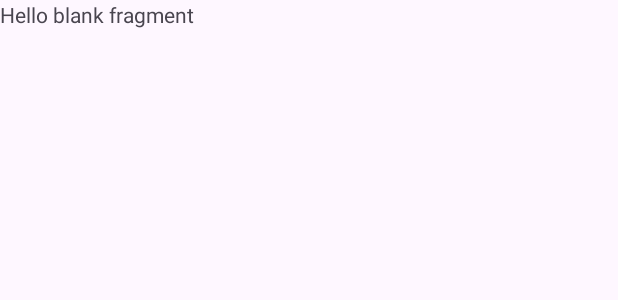
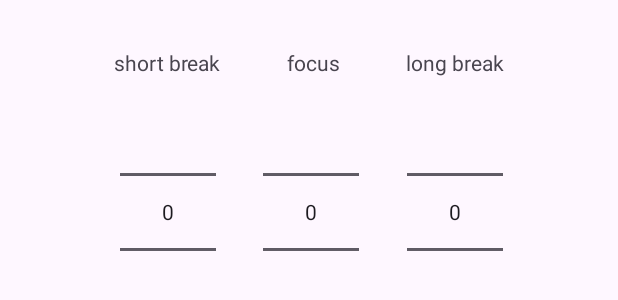
Before and after one commit to pbblerico/Pomodoro-App, an Android app: the layout fragment_settings.xml on its own in the app's theme, with its tools: preview values and no code run, on a phone screen of 412 x 824 dp. Shown: the top 300 px of the screen. Run offline under Robolectric (Android 15) with nearby library versions, the phone set to English and light mode, and no system bars.

Commit message:
setting screen add, chips in Timer

```diff
--- a/app/src/main/res/layout/fragment_settings.xml
+++ b/app/src/main/res/layout/fragment_settings.xml
@@ -1,14 +1,66 @@
 <?xml version="1.0" encoding="utf-8"?>
-<FrameLayout xmlns:android="http://schemas.android.com/apk/res/android"
+<androidx.constraintlayout.widget.ConstraintLayout xmlns:android="http://schemas.android.com/apk/res/android"
+    xmlns:app="http://schemas.android.com/apk/res-auto"
     xmlns:tools="http://schemas.android.com/tools"
     android:layout_width="match_parent"
     android:layout_height="match_parent"
-    tools:context=".SettingsFragment">
+    tools:context=".SettingsFragment"
+    android:padding="32dp">
 
-    <!-- TODO: Update blank fragment layout -->
     <TextView
-        android:layout_width="match_parent"
-        android:layout_height="match_parent"
-        android:text="@string/hello_blank_fragment" />
+        android:id="@+id/short_break"
+        android:layout_width="wrap_content"
+        android:layout_height="wrap_content"
+        android:text="@string/short_break"
+        app:layout_constraintStart_toStartOf="parent"
+        app:layout_constraintEnd_toStartOf="@id/focus"
+        app:layout_constraintTop_toTopOf="parent" />
 
-</FrameLayout>
+    <TextView
+        android:id="@+id/focus"
+        android:layout_width="wrap_content"
+        android:layout_height="wrap_content"
+        android:text="@string/focus"
+        app:layout_constraintTop_toTopOf="parent"
+        app:layout_constraintStart_toEndOf="@id/short_break"
+        app:layout_constraintEnd_toStartOf="@id/long_break"/>
+
+    <TextView
+        android:id="@+id/long_break"
+        android:layout_width="wrap_content"
+        android:layout_height="wrap_content"
+        android:text="@string/long_break"
+        app:layout_constraintStart_toEndOf="@id/focus"
+        app:layout_constraintTop_toTopOf="parent"
+        app:layout_constraintEnd_toEndOf="parent"/>
+
+    <NumberPicker
+        android:id="@+id/np_sb"
+        android:layout_width="wrap_content"
+        android:layout_height="wrap_content"
+        app:layout_constraintTop_toBottomOf="@id/short_break"
+        app:layout_constraintStart_toStartOf="parent"
+        app:layout_constraintEnd_toStartOf="@id/focus"
+        />
+
+    <NumberPicker
+        android:id="@+id/np_f"
+        android:layout_width="wrap_content"
+        android:layout_height="wrap_content"
+        app:layout_constraintTop_toBottomOf="@id/long_break"
+        app:layout_constraintStart_toEndOf="@id/np_sb"
+        app:layout_constraintEnd_toStartOf="@id/np_lb"
+        />
+
+    <NumberPicker
+        android:id="@+id/np_lb"
+        android:layout_width="wrap_content"
+        android:layout_height="wrap_content"
+        app:layout_constraintTop_toBottomOf="@id/long_break"
+        app:layout_constraintStart_toEndOf="@id/focus"
+        app:layout_constraintEnd_toEndOf="parent"
+        />
+
+
+
+</androidx.constraintlayout.widget.ConstraintLayout>
--- a/app/src/main/res/menu/bottom_menu.xml
+++ b/app/src/main/res/menu/bottom_menu.xml
@@ -1,9 +1,11 @@
 <?xml version="1.0" encoding="utf-8"?>
 <menu xmlns:android="http://schemas.android.com/apk/res/android">
     <item
+        android:id="@+id/TimerFragment"
         android:title="@string/timer"
         android:icon="@drawable/ic_timer"/>
     <item
+        android:id="@+id/SettingsFragment"
         android:title="@string/settings"
         android:icon="@drawable/ic_settings"/>
     <item
--- a/app/src/main/res/values/strings.xml
+++ b/app/src/main/res/values/strings.xml
@@ -7,4 +7,7 @@
     <string name="hello_blank_fragment">Hello blank fragment</string>
     <string name="start">start</string>
     <string name="pomodoro">Pomodoro</string>
+    <string name="focus">focus</string>
+    <string name="short_break">short break</string>
+    <string name="long_break">long break</string>
 </resources>
--- a/app/src/main/res/values/themes.xml
+++ b/app/src/main/res/values/themes.xml
@@ -5,5 +5,7 @@
         <!-- <item name="colorPrimary">@color/my_light_primary</item> -->
     </style>
 
-    <style name="Theme.AlarmApp" parent="Base.Theme.AlarmApp" />
+    <style name="Theme.AlarmApp" parent="Base.Theme.AlarmApp">
+        <item name="android:statusBarColor">@color/black</item>
+    </style>
 </resources>
```
Also changed, not shown: app/src/main/java/com/example/alarmapp/MainActivity.kt (+15 -1 lines), app/src/main/java/com/example/alarmapp/SettingsFragment.kt (+8 -0 lines), app/src/main/res/layout/fragment_timer.xml (+34 -1 lines).
